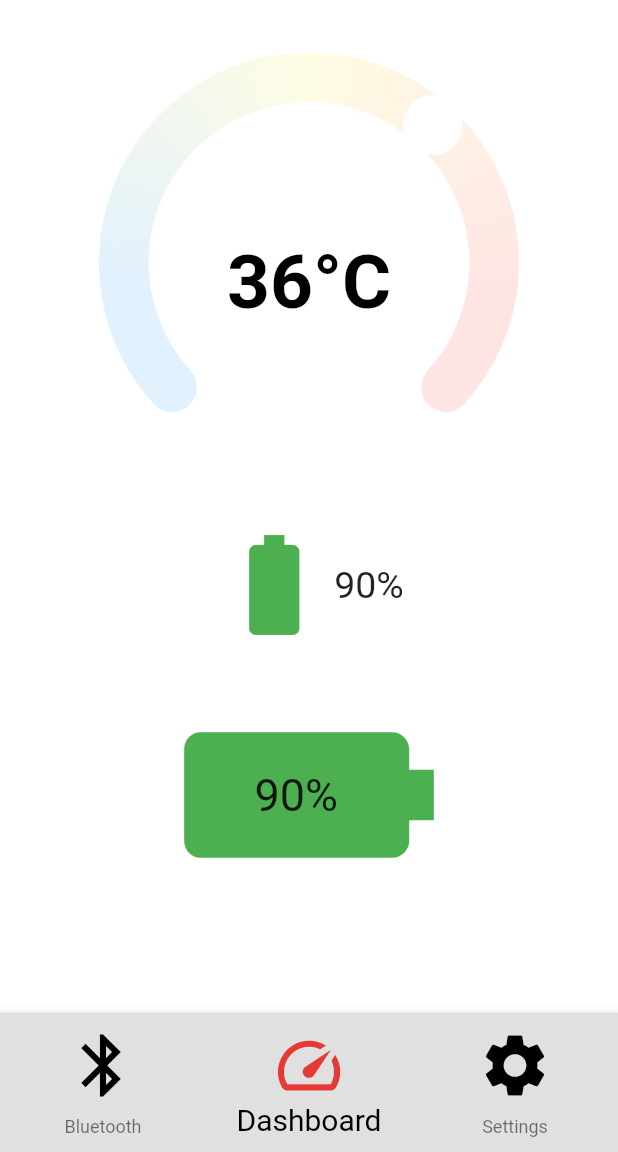
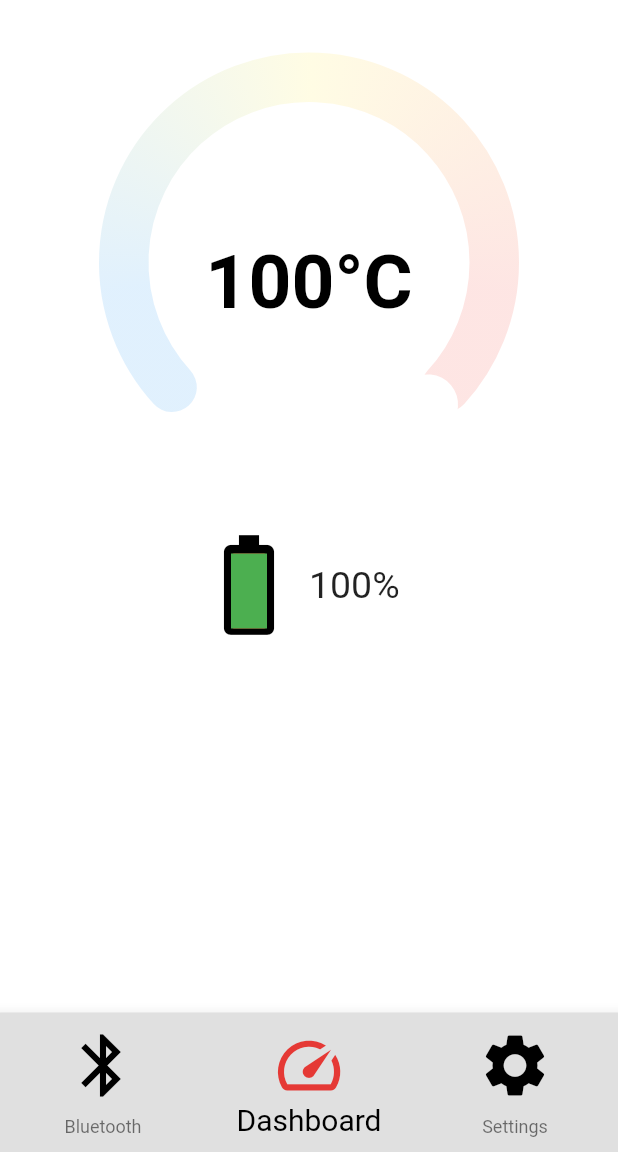
Before and after one commit to larrycaw/heat-vitality, a Flutter app: the screen it shows after launch, item 2 of the bottom bar chosen, on a phone screen of 412 x 824 dp, the part 84-1236 px from its top. Run offline on Flutter 3.47's test engine with Material 2 defaults, Android fonts, the light colour scheme and no system bars; drawn by our look-alikes of syncfusion_flutter_gauges; our stand-ins replace easy_localization, flutter_spinkit, lite_rolling_switch.

Commit message:
Dynamic battery %

```diff
--- a/lib/bottom_navigation_bar.dart
+++ b/lib/bottom_navigation_bar.dart
@@ -22,7 +22,6 @@ class _BottomNavigationState extends State<BottomNavigation> {
     switch (_currentIndex) {
       case dashboard:
         return Dashboard();
-        //return Controls();  // controls..
       case settings:
         return Settings(newLanguage: (String newLanguage) => setLanguage(newLanguage),);
       default:
--- a/lib/pages/dashboard.dart
+++ b/lib/pages/dashboard.dart
@@ -8,14 +8,27 @@ class Dashboard extends StatefulWidget {
 }
 
 class _DashboardState extends State<Dashboard> {
-  double _degreeValue = 36;
-  final double minDegree = 10;
-  final double maxDegree = 50;
+  final double minDegree = 0;
+  final double maxDegree = 100;
   final double thermostatWidth = 33;
+
+  double _degreeValue = 100;
+  int batteryPercentage = 100;
+  int batteryIconPercentage = 100;
+  Color batteryIconColor = Colors.green;
 
   void onDegreeChanged(double newValue) {
     setState(() {
       _degreeValue = newValue;
+      batteryPercentage = newValue.ceil();
+      batteryIconPercentage = newValue.toInt() < 15 ? 15 : newValue.toInt();
+      if(batteryPercentage > 62) {
+        batteryIconColor = Colors.green;
+      } else if(batteryPercentage > 35) {
+        batteryIconColor = Colors.amber[600];
+      } else {
+        batteryIconColor = Colors.red;
+      }
     });
   }
 
@@ -82,44 +95,64 @@ class _DashboardState extends State<Dashboard> {
           ],
         ),
         Row(
-          mainAxisAlignment: MainAxisAlignment.center,
           children: [
-            Icon(
-              Icons.battery_full,
-              size: 80,
-              color: Colors.green,
-            ),
-            Text(
-              '90%',
-              style: TextStyle(
-                fontSize: 25,
+            Expanded(
+              flex: 1,
+              child: Row(
+                mainAxisAlignment: MainAxisAlignment.end,
+                children: [
+                  Stack(
+                    children: [
+                      Icon(
+                        Icons.battery_full,
+                        size: 80,
+                        color: Colors.black,
+                      ),
+                      Padding(
+                        padding: EdgeInsets.fromLTRB(28, 19, 0, 0),
+                        child: Container(
+                          decoration: new BoxDecoration(
+                            color: Colors.red,
+                            borderRadius: new BorderRadius.all(
+                              Radius.circular(2.0),
+                            ),
+                          ),
+                          width: 24,
+                          height: 50,
+                          child: Column(
+                            children: [
+                              Expanded(
+                                flex: 98 - batteryIconPercentage,
+                                child: Container(
+                                  color: Colors.white,
+                                ),
+                              ),
+                              Expanded(
+                                flex: 0 + batteryIconPercentage,
+                                child: Container(
+                                  color: batteryIconColor,
+                                ),
+                              ),
+                            ],
+                          ),
+                        ),
+                      ),
+                    ],
+                  ),
+                ],
               ),
             ),
-          ],
-        ),
-        Stack(
-          children: [
-            Transform.rotate(
-              angle: 90 * math.pi / 180,
-              child: Icon(
-                Icons.battery_full_outlined,
-                size: 200,
-                color: Colors.green,
-              ),
-            ),
-            Padding(
-              padding: EdgeInsets.fromLTRB(18, 60, 0, 0),
-              child: Container(
-                width: 147,
-                height: 80,
-                child: Center(
-                  child: Text(
-                    '90%',
+            Expanded(
+              flex: 1,
+              child: Row(
+                children: [
+                  Text(
+                    '$batteryPercentage%',
                     style: TextStyle(
-                      fontSize: 30,
+                      fontSize: 25,
                     ),
                   ),
-                ),
+                ],
               ),
             ),
           ],
```
